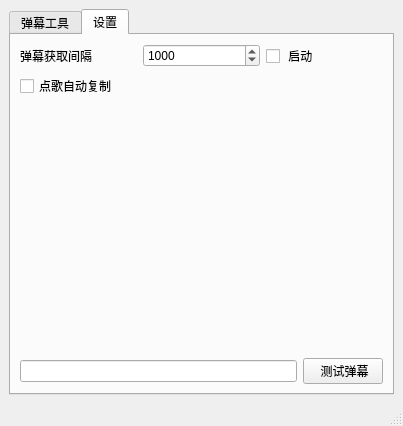
First picture: the form in mainwindow.ui, repository iwxyi/Bilibili-MagicalDanmaku, before the edit.
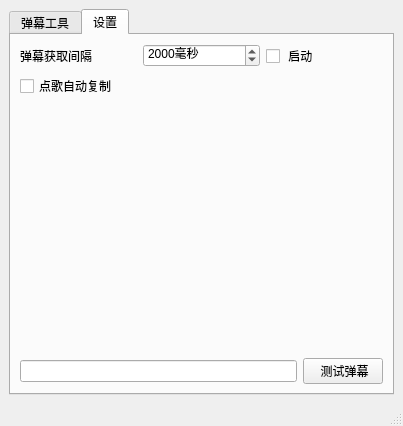
Second picture: the form after the edit.

What changed in the file:
```diff
--- a/mainwindow.ui
+++ b/mainwindow.ui
@@ -88,6 +88,9 @@
           </item>
           <item>
            <widget class="QSpinBox" name="refreshDanmakuIntervalSpin">
+            <property name="suffix">
+             <string>毫秒</string>
+            </property>
             <property name="minimum">
              <number>500</number>
             </property>
@@ -98,7 +101,7 @@
              <number>100</number>
             </property>
             <property name="value">
-             <number>1000</number>
+             <number>2000</number>
             </property>
            </widget>
           </item>
```
